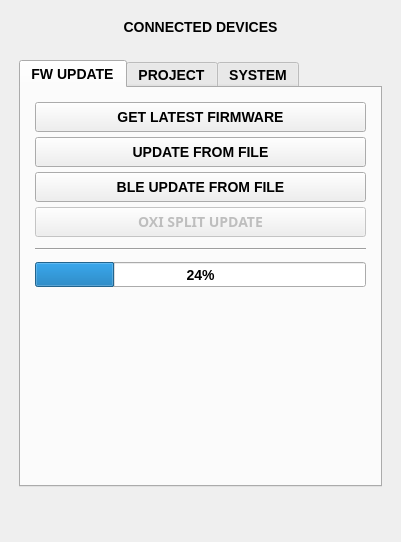
First picture: the form in apps/oxi_desktop/mainwindow.ui, repository OXI-Instruments/OXI-Desktop, before the edit.
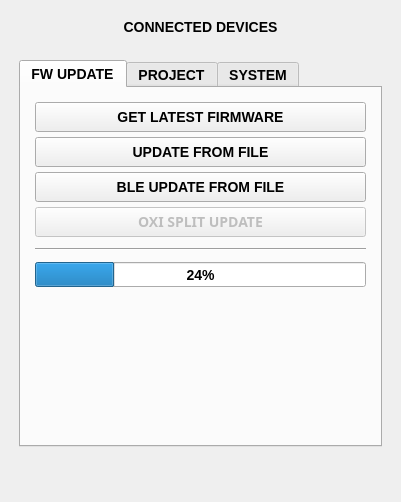
Second picture: the form after the edit. Icons and pictures are not drawn.

Commit message: Windows Size

```diff
--- a/apps/oxi_desktop/mainwindow.ui
+++ b/apps/oxi_desktop/mainwindow.ui
@@ -7,9 +7,21 @@
     <x>0</x>
     <y>0</y>
     <width>401</width>
-    <height>542</height>
+    <height>502</height>
    </rect>
   </property>
+  <property name="minimumSize">
+   <size>
+    <width>401</width>
+    <height>502</height>
+   </size>
+  </property>
+  <property name="maximumSize">
+   <size>
+    <width>401</width>
+    <height>502</height>
+   </size>
+  </property>
   <property name="windowTitle">
    <string>OXI ONE DESKTOP</string>
   </property>
```
